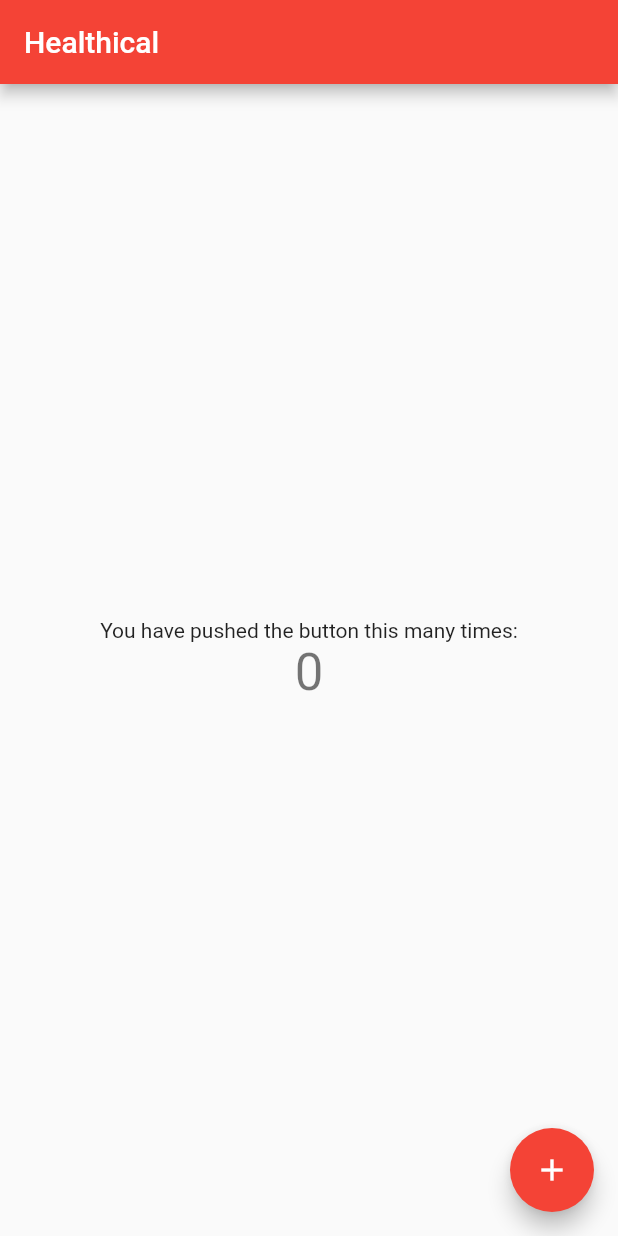
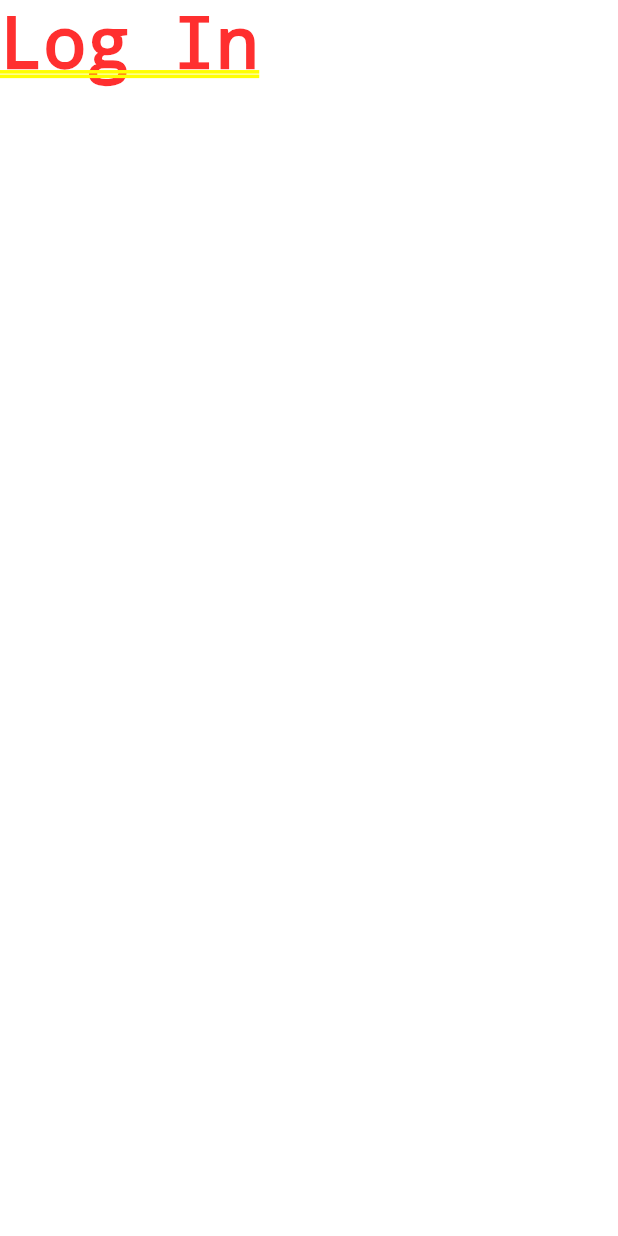
Before and after one commit to gracelcai/LA-Hacks, a Flutter app: the screen it shows after launch, on a phone screen of 412 x 824 dp. Run offline on Flutter 3.47's test engine with Material 2 defaults, Android fonts, the phone set to English and light mode, and no system bars; our stand-ins replace firebase_core; accounts and stored records are empty.

Commit message:
empty screens

```diff
--- a/lib/main.dart
+++ b/lib/main.dart
@@ -1,5 +1,6 @@
 import 'package:flutter/material.dart';
 import 'package:firebase_core/firebase_core.dart';
+import 'package:la_hacks/screens/wrapper.dart';
 
 void main() {
   runApp(MyApp());
@@ -10,105 +11,8 @@ class MyApp extends StatelessWidget {
   @override
   Widget build(BuildContext context) {
     return MaterialApp(
-      title: 'Flutter Demo',
-      theme: ThemeData(
-        // This is the theme of your application.
-        //
-        // Try running your application with "flutter run". You'll see the
-        // application has a blue toolbar. Then, without quitting the app, try
-        // changing the primarySwatch below to Colors.green and then invoke
-        // "hot reload" (press "r" in the console where you ran "flutter run",
-        // or simply save your changes to "hot reload" in a Flutter IDE).
-        // Notice that the counter didn't reset back to zero; the application
-        // is not restarted.
-        primarySwatch: Colors.red,
-      ),
-      home: MyHomePage(title: 'Healthical'),
+      home: Wrapper(),
+
     );
   }
 }
-
-class MyHomePage extends StatefulWidget {
-  MyHomePage({Key key, this.title}) : super(key: key);
-
-  // This widget is the home page of your application. It is stateful, meaning
-  // that it has a State object (defined below) that contains fields that affect
-  // how it looks.
-
-  // This class is the configuration for the state. It holds the values (in this
-  // case the title) provided by the parent (in this case the App widget) and
-  // used by the build method of the State. Fields in a Widget subclass are
-  // always marked "final".
-
-  final String title;
-
-  @override
-  _MyHomePageState createState() => _MyHomePageState();
-}
-
-class _MyHomePageState extends State<MyHomePage> {
-  int _counter = 0;
-
-  void _incrementCounter() {
-    setState(() {
-      // This call to setState tells the Flutter framework that something has
-      // changed in this State, which causes it to rerun the build method below
-      // so that the display can reflect the updated values. If we changed
-      // _counter without calling setState(), then the build method would not be
-      // called again, and so nothing would appear to happen.
-      _counter++;
-    });
-  }
-
-  @override
-  Widget build(BuildContext context) {
-    // This method is rerun every time setState is called, for instance as done
-    // by the _incrementCounter method above.
-    //
-    // The Flutter framework has been optimized to make rerunning build methods
-    // fast, so that you can just rebuild anything that needs updating rather
-    // than having to individually change instances of widgets.
-    return Scaffold(
-      appBar: AppBar(
-        // Here we take the value from the MyHomePage object that was created by
-        // the App.build method, and use it to set our appbar title.
-        title: Text(widget.title),
-      ),
-      body: Center(
-        // Center is a layout widget. It takes a single child and positions it
-        // in the middle of the parent.
-        child: Column(
-          // Column is also a layout widget. It takes a list of children and
-          // arranges them vertically. By default, it sizes itself to fit its
-          // children horizontally, and tries to be as tall as its parent.
-          //
-          // Invoke "debug painting" (press "p" in the console, choose the
-          // "Toggle Debug Paint" action from the Flutter Inspector in Android
-          // Studio, or the "Toggle Debug Paint" command in Visual Studio Code)
-          // to see the wireframe for each widget.
-          //
-          // Column has various properties to control how it sizes itself and
-          // how it positions its children. Here we use mainAxisAlignment to
-          // center the children vertically; the main axis here is the vertical
-          // axis because Columns are vertical (the cross axis would be
-          // horizontal).
-          mainAxisAlignment: MainAxisAlignment.center,
-          children: <Widget>[
-            Text(
-              'You have pushed the button this many times:',
-            ),
-            Text(
-              '$_counter',
-              style: Theme.of(context).textTheme.headline4,
-            ),
-          ],
-        ),
-      ),
-      floatingActionButton: FloatingActionButton(
-        onPressed: _incrementCounter,
-        tooltip: 'Increment',
-        child: Icon(Icons.add),
-      ), // This trailing comma makes auto-formatting nicer for build methods.
-    );
-  }
-}
--- /dev/null
+++ b/lib/screens/authenticate/authenticate.dart
@@ -0,0 +1,15 @@
+import 'package:flutter/material.dart';
+
+class Authenticate extends StatefulWidget {
+  @override
+  _State createState() => _State();
+}
+
+class _State extends State<Authenticate> {
+  @override
+  Widget build(BuildContext context) {
+    return Container(
+      child: Text('Log In'),
+    );
+  }
+}
--- /dev/null
+++ b/lib/screens/home/home.dart
@@ -0,0 +1,10 @@
+import 'package:flutter/material.dart';
+
+class Home extends StatelessWidget {
+  @override
+  Widget build(BuildContext context) {
+    return Container(
+      child: Text('home'),
+    );
+  }
+}
--- /dev/null
+++ b/lib/screens/wrapper.dart
@@ -0,0 +1,11 @@
+import 'package:flutter/material.dart';
+import 'package:la_hacks/screens/authenticate/authenticate.dart';
+import 'package:la_hacks/screens/home/home.dart';
+
+class Wrapper extends StatelessWidget {
+  @override
+  Widget build(BuildContext context) {
+    // return home or authenticate widget
+    return Authenticate();
+  }
+}
```
